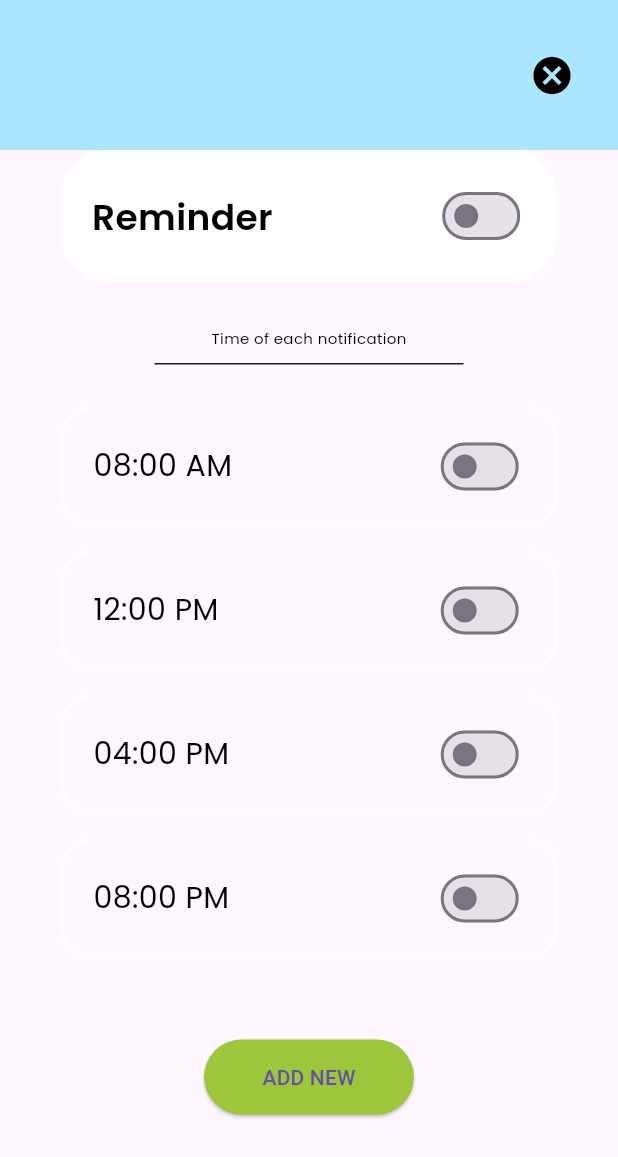
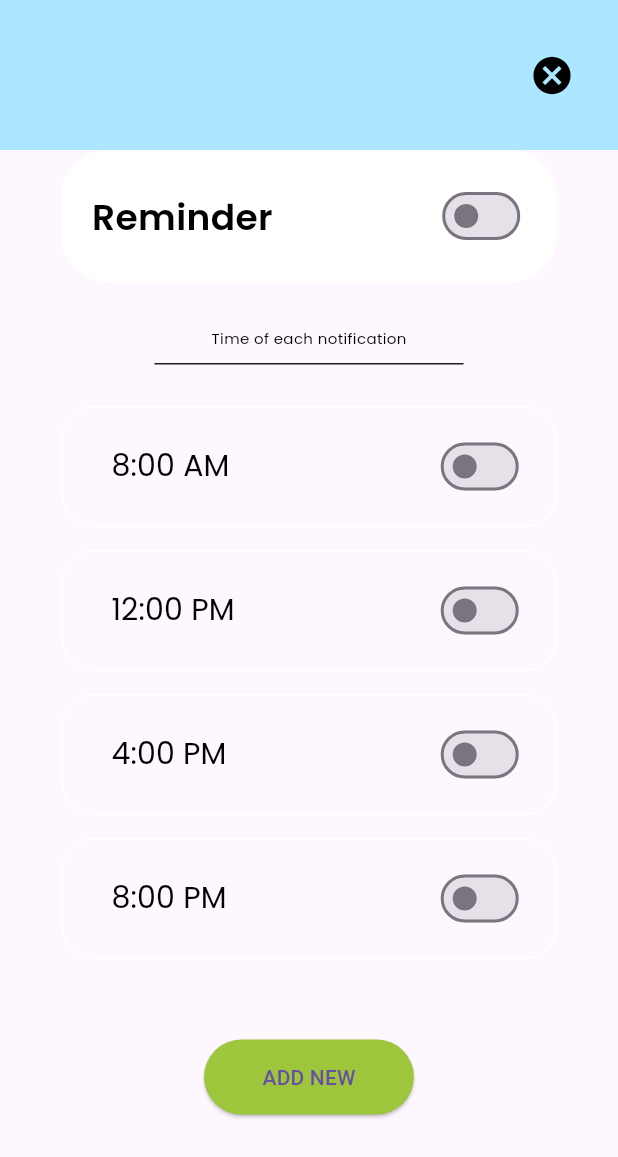
Before and after one commit to ARNE-08/Water-Cactus, a Flutter app: the NotiSettingPage screen opened directly, on a phone screen of 412 x 824 dp. Shown: the top 1157 px of the screen. Run offline on Flutter 3.47's test engine with Material 3 defaults, Android fonts, the phone set to English and light mode, and no system bars; our stand-ins replace carousel_slider, flutter_secure_storage, google_fonts; accounts and stored records are empty.

Commit message:
[UPDATE] add TimePicker and switches

```diff
--- a/watercactus_frontend/lib/screen/profile/noti_setting.dart
+++ b/watercactus_frontend/lib/screen/profile/noti_setting.dart
@@ -10,18 +10,37 @@ class NotiSettingPage extends StatefulWidget {
 }
 
 class _NotiSettingPageState extends State<NotiSettingPage> {
-  bool _isSwitched = false;
-
-  List<String> reminderTime = [
-    '08:00 AM',
-    '12:00 PM',
-    '04:00 PM',
-    '08:00 PM',
+  List<Map<String, dynamic>> reminderTime = [
+    {'time': TimeOfDay(hour: 8, minute: 0), 'enable': false},
+    {'time': TimeOfDay(hour: 12, minute: 0), 'enable': false},
+    {'time': TimeOfDay(hour: 16, minute: 0), 'enable': false},
+    {'time': TimeOfDay(hour: 20, minute: 0), 'enable': false},
   ];
 
-  Widget buildReminder(List<String> reminderTime) {
+  Future<void> _showTimePicker(BuildContext context, int index) async {
+    final TimeOfDay? picked = await showTimePicker(
+      context: context,
+      initialTime: reminderTime[index]['time'],
+      builder: (BuildContext context, Widget? child) {
+        return MediaQuery(
+          data: MediaQuery.of(context).copyWith(alwaysUse24HourFormat: false),
+          child: child!,
+        );
+      },
+    );
+
+    if (picked != null) {
+      setState(() {
+        reminderTime[index]['time'] = picked;
+      });
+      print(reminderTime[index]['time']);
+      print(reminderTime[index]['enable']);
+    }
+  }
+
+  Widget buildReminder(List<Map<String, dynamic>> reminderTime) {
     return Container(
-      height: reminderTime.length * 100,
+      height: reminderTime.length * 100.0,
       width: MediaQuery.of(context).size.width * 0.8,
       child: ListView.builder(
         itemCount: reminderTime.length,
@@ -36,17 +55,25 @@ class _NotiSettingPageState extends State<NotiSettingPage> {
                 border: Border.all(color: AppColors.white),
               ),
               child: Padding(
-                padding:const EdgeInsets.symmetric(horizontal: 20, vertical: 10),
+                padding: const EdgeInsets.symmetric(horizontal: 20, vertical: 10),
                 child: Row(
                   mainAxisAlignment: MainAxisAlignment.spaceBetween,
                   children: [
-                    Text(reminderTime[index], style: CustomTextStyle.poppins4.copyWith(fontSize: 20, color: Colors.black)),
+                    TextButton(
+                      onPressed: () => _showTimePicker(context, index),
+                      child: Text(
+                        reminderTime[index]['time'].format(context),
+                        style: CustomTextStyle.poppins4.copyWith(fontSize: 20, color: Colors.black),
+                      ),
+                    ),
                     Switch(
-                      value: _isSwitched,
+                      value: reminderTime[index]['enable'],
                       onChanged: (value) {
                         setState(() {
-                          _isSwitched = value;
+                          reminderTime[index]['enable'] = value;
+                          print(reminderTime[index]['enable']);
                         });
+                        // Add logic to update database or perform other actions based on `value`
                       },
                       activeTrackColor: Colors.lightBlueAccent,
                       activeColor: Colors.blue,
@@ -56,7 +83,7 @@ class _NotiSettingPageState extends State<NotiSettingPage> {
               ),
             ),
           );
-        }
+        },
       ),
     );
   }
@@ -96,11 +123,9 @@ class _NotiSettingPageState extends State<NotiSettingPage> {
                     children: [
                       Text('Reminder', style: CustomTextStyle.poppins6.copyWith(fontSize: 24)),
                       Switch(
-                        value: _isSwitched,
+                        value: false, // Placeholder for a switch value
                         onChanged: (value) {
-                          setState(() {
-                            _isSwitched = value;
-                          });
+                          // Placeholder for onChanged logic
                         },
                         activeTrackColor: Colors.lightBlueAccent,
                         activeColor: Colors.blue,
@@ -128,7 +153,7 @@ class _NotiSettingPageState extends State<NotiSettingPage> {
               ElevatedButton(
                 style: ButtonStyle(
                   fixedSize: MaterialStateProperty.all<Size>(Size(140, 50)),
-                  backgroundColor: MaterialStateProperty.all<Color>(AppColors.tea), // Default to grey if beverageColor is null
+                  backgroundColor: MaterialStateProperty.all<Color>(AppColors.tea),
                 ),
                 onPressed: () {
                   // Add your logic here
```
